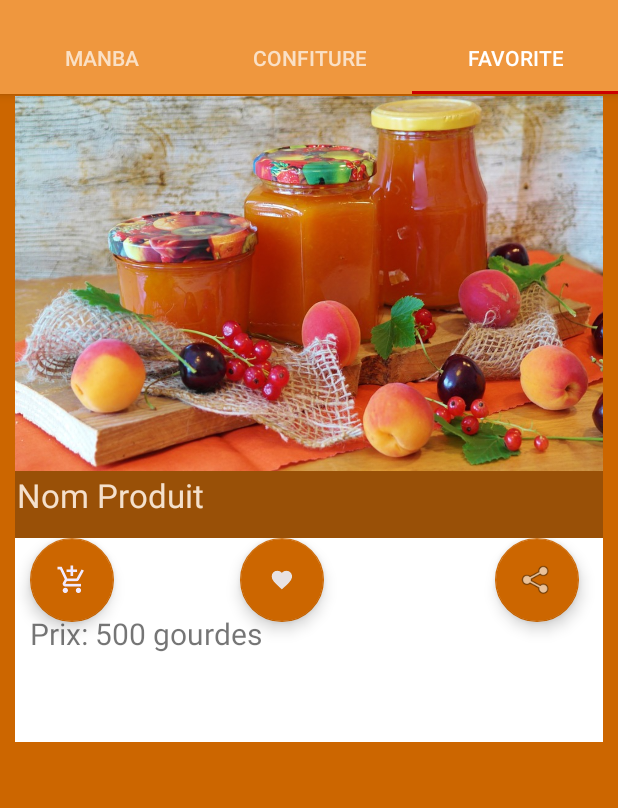
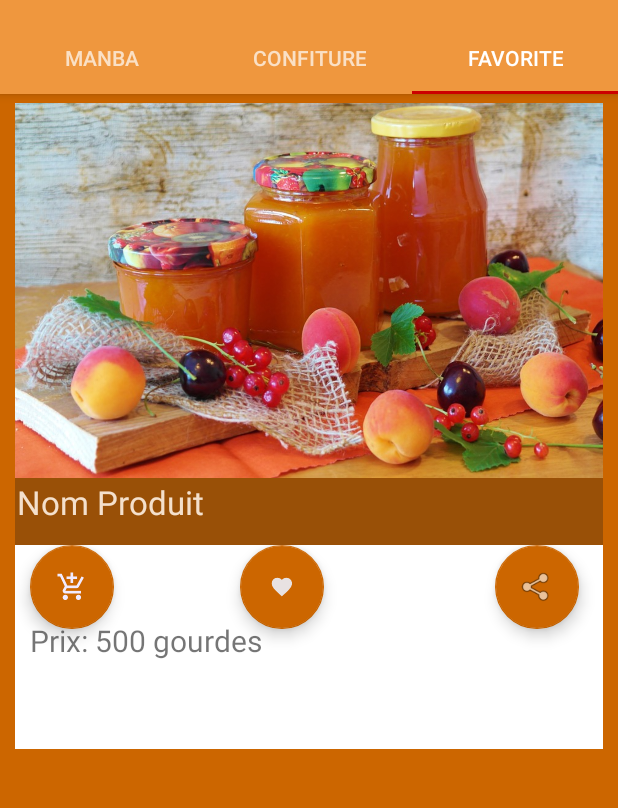
Before and after one commit to Dieula/MaSat, an Android app: the ManbaFragment screen opened directly, with no data from a screen before it, tab 3 chosen, on a phone screen of 412 x 824 dp, the part 62-870 px from its top. Run offline under Robolectric (Android 15) with nearby library versions, the phone set to English and light mode, and no system bars.

Commit message:
Adding project

```diff
--- a/app/src/main/java/dieula/MaSat/Models/confiture.java
+++ b/app/src/main/java/dieula/MaSat/Models/confiture.java
@@ -68,7 +68,7 @@ public class confiture implements Serializable{
         Koutye.setTitle1("Delmas 242");
         Koutye.setImage(R.mipmap.heart);
         Koutye.setImage1(R.mipmap.ic_buy);
-        Koutye.setImage2(R.drawable.ma);
+        Koutye.setImage2(R.drawable.man);
 
         confiture Koutye1 = new confiture();
         Koutye1.setTitle("Détails");
@@ -76,7 +76,7 @@ public class confiture implements Serializable{
                 "Rue paul Eugene Magloire");
         Koutye1.setImage(R.mipmap.heart);
         Koutye.setImage1(R.mipmap.ic_buy);
-        Koutye1.setImage2(R.drawable.sa);
+        Koutye1.setImage2(R.drawable.manb);
 
         confiture Koutye2 = new confiture();
         Koutye2.setTitle("Détails");
@@ -84,7 +84,7 @@ public class confiture implements Serializable{
                 "Rue paul Eugene Magloire");
         Koutye2.setImage(R.mipmap.heart);
         Koutye.setImage1(R.mipmap.ic_buy);
-        Koutye2.setImage2(R.drawable.ra);
+        Koutye2.setImage2(R.drawable.man);
 
 
         results.add(Koutye);
--- a/app/src/main/java/dieula/MaSat/Models/manba.java
+++ b/app/src/main/java/dieula/MaSat/Models/manba.java
@@ -57,7 +57,7 @@ public class manba implements Serializable {
         favori.setTitle("Détails");
         favori.setImage(R.mipmap.heart);
         favori.setImage1(R.mipmap.ic_buy);
-        favori.setImage2(R.drawable.sa);
+        favori.setImage2(R.drawable.ma);
 
         manba favori1 = new manba();
         favori1.setTitle("Détails");
@@ -69,7 +69,7 @@ public class manba implements Serializable {
         favori2.setTitle("Détails");
         favori2.setImage(R.mipmap.heart);
         favori.setImage1(R.mipmap.ic_buy);
-        favori2.setImage2(R.drawable.ma);
+        favori2.setImage2(R.drawable.sa);
 
 
         results.add(favori2);
--- a/app/src/main/res/layout/fragment_favorite.xml
+++ b/app/src/main/res/layout/fragment_favorite.xml
@@ -14,7 +14,7 @@
                 android:layout_marginLeft="10dp"
                 android:textColor="#cc6600"
                 android:layout_marginRight="10dp"
-                android:layout_marginTop="5dp">
+                android:layout_marginTop="10dp">
 
                 <ImageView
                     android:id="@+id/ivrecette"
```
Also changed, not shown: app/src/main/res/drawable/man.jpg (added), app/src/main/res/drawable/manb.jpg (added), app/src/main/res/drawable/saveur.png.
